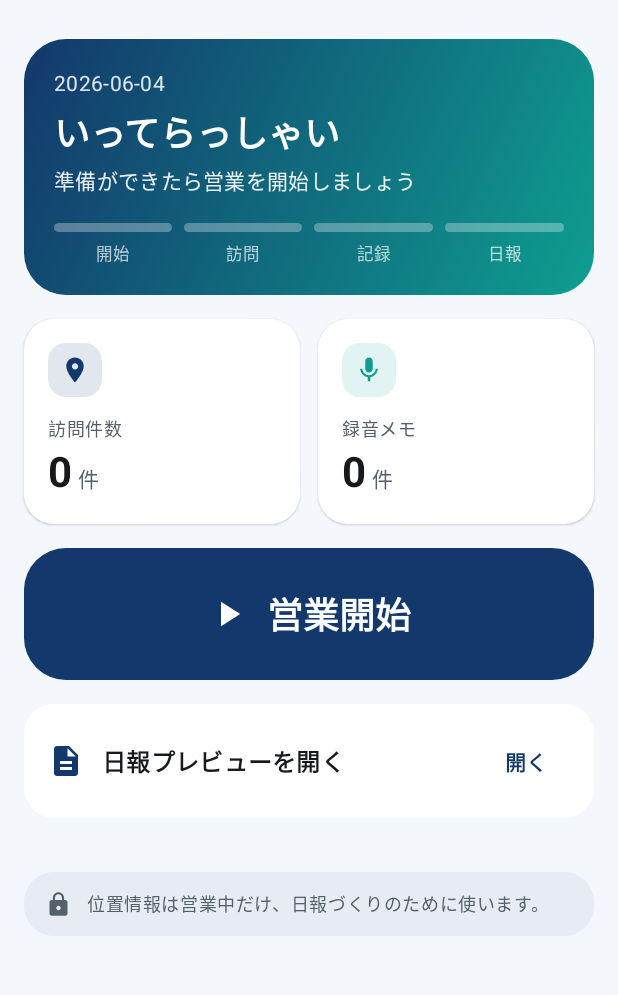
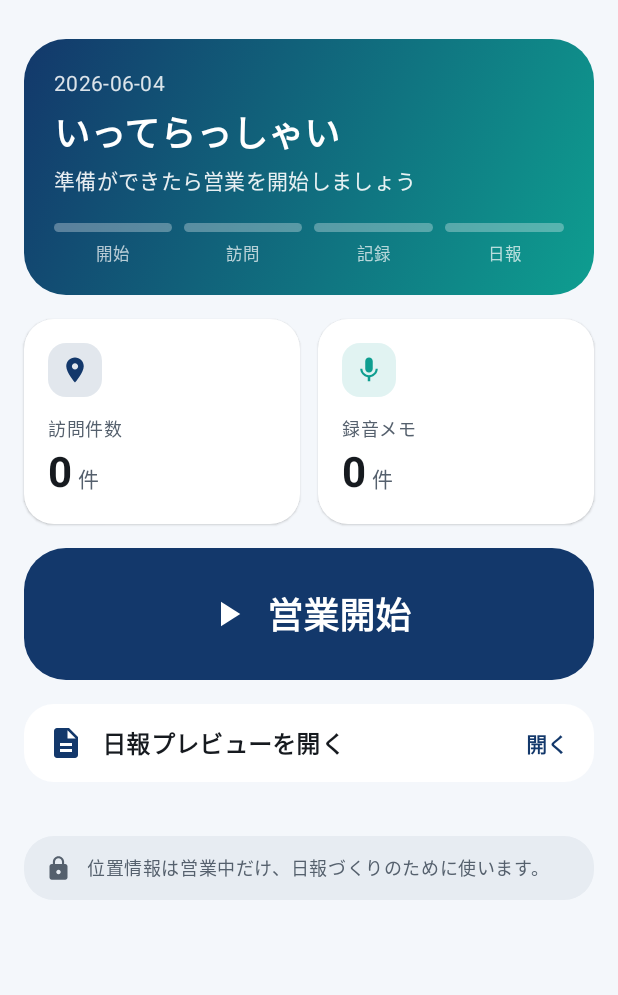
Before and after one commit to tmk4men/saleslog-device, an Android app built with Jetpack Compose: the screen it shows after launch (MainActivity), on a phone screen of 412 x 824 dp, the part 69-1064 px from its top. Run offline under Robolectric (Android 15) with nearby library versions, the phone set to English and light mode, and no system bars; our stand-ins replace Room's generated code.

```diff
--- a/app/src/main/java/com/example/saleslogdevice/ui/checkin/CheckInScreen.kt
+++ b/app/src/main/java/com/example/saleslogdevice/ui/checkin/CheckInScreen.kt
@@ -6,9 +6,12 @@ import androidx.compose.foundation.layout.fillMaxSize
 import androidx.compose.foundation.layout.fillMaxWidth
 import androidx.compose.foundation.layout.Spacer
 import androidx.compose.foundation.layout.heightIn
+import androidx.compose.foundation.layout.imePadding
 import androidx.compose.foundation.layout.padding
 import androidx.compose.foundation.layout.size
+import androidx.compose.foundation.rememberScrollState
 import androidx.compose.foundation.shape.RoundedCornerShape
+import androidx.compose.foundation.verticalScroll
 import androidx.compose.material3.Button
 import androidx.compose.material3.ButtonDefaults
 import androidx.compose.material3.CircularProgressIndicator
@@ -56,6 +59,8 @@ fun CheckInScreen(
             modifier = Modifier
                 .fillMaxSize()
                 .padding(padding)
+                .imePadding()
+                .verticalScroll(rememberScrollState())
                 .padding(16.dp),
             verticalArrangement = Arrangement.spacedBy(12.dp),
         ) {
--- a/app/src/main/java/com/example/saleslogdevice/ui/home/HomeScreen.kt
+++ b/app/src/main/java/com/example/saleslogdevice/ui/home/HomeScreen.kt
@@ -44,7 +44,6 @@ import androidx.compose.material3.Scaffold
 import androidx.compose.material3.SnackbarHost
 import androidx.compose.material3.SnackbarHostState
 import androidx.compose.material3.Text
-import androidx.compose.material3.TextButton
 import androidx.compose.material3.TopAppBarDefaults
 import androidx.compose.runtime.Composable
 import androidx.compose.runtime.LaunchedEffect
@@ -412,7 +411,12 @@ private fun ReportLink(onClick: () -> Unit) {
                 style = MaterialTheme.typography.titleMedium,
                 modifier = Modifier.weight(1f),
             )
-            TextButton(onClick = onClick) { Text("開く") }
+            // Card 全体がクリック対象なので、ここは装飾ラベル（操作対象を二重にしない）。
+            Text(
+                text = "開く",
+                style = MaterialTheme.typography.labelLarge,
+                color = MaterialTheme.colorScheme.primary,
+            )
         }
     }
 }
```
Also changed, not shown: app/src/main/java/com/example/saleslogdevice/ui/report/ReportScreen.kt (+3 -4 lines), app/src/main/java/com/example/saleslogdevice/ui/share/ShareReceiveScreen.kt (+19 -4 lines).
